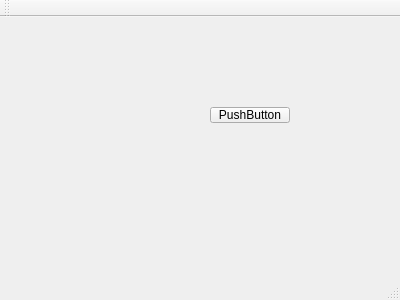
Qt form musicPlayer/mainwindow.ui (coshaugh/CS441) before a commit.
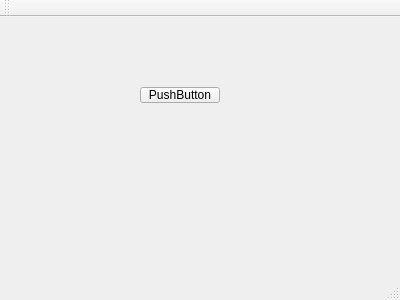
The same form after that commit.

```diff
--- a/musicPlayer/mainwindow.ui
+++ b/musicPlayer/mainwindow.ui
@@ -17,8 +17,8 @@
    <widget class="QPushButton" name="pushButton">
     <property name="geometry">
      <rect>
-      <x>210</x>
-      <y>90</y>
+      <x>140</x>
+      <y>70</y>
       <width>80</width>
       <height>16</height>
      </rect>
```
